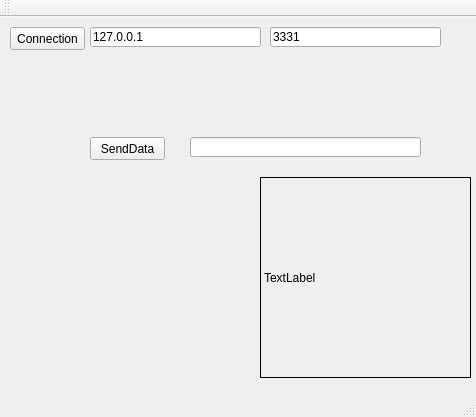
First picture: the form in DataTeamInterface/mainwindow.ui, repository Aranud/Projet_Indu3A, before the edit.
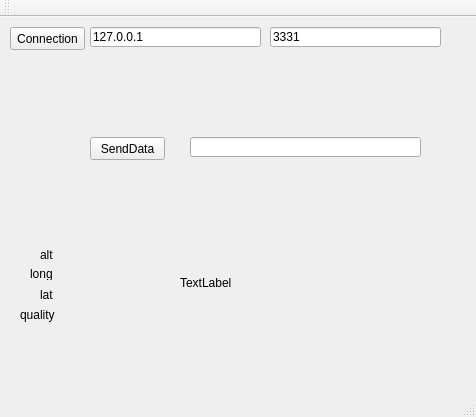
Second picture: the form after the edit.

The edit to the form file:
```diff
--- a/DataTeamInterface/mainwindow.ui
+++ b/DataTeamInterface/mainwindow.ui
@@ -40,22 +40,6 @@
      <string>3331</string>
     </property>
    </widget>
-   <widget class="QLabel" name="lbDataReceived">
-    <property name="geometry">
-     <rect>
-      <x>260</x>
-      <y>160</y>
-      <width>211</width>
-      <height>201</height>
-     </rect>
-    </property>
-    <property name="frameShape">
-     <enum>QFrame::Box</enum>
-    </property>
-    <property name="text">
-     <string>TextLabel</string>
-    </property>
-   </widget>
    <widget class="QPushButton" name="pbSendData">
     <property name="geometry">
      <rect>
@@ -92,6 +76,123 @@
      </rect>
     </property>
    </widget>
+   <widget class="QLabel" name="label">
+    <property name="geometry">
+     <rect>
+      <x>180</x>
+      <y>170</y>
+      <width>271</width>
+      <height>191</height>
+     </rect>
+    </property>
+    <property name="text">
+     <string>TextLabel</string>
+    </property>
+   </widget>
+   <widget class="QLabel" name="altitude">
+    <property name="geometry">
+     <rect>
+      <x>40</x>
+      <y>230</y>
+      <width>21</width>
+      <height>16</height>
+     </rect>
+    </property>
+    <property name="text">
+     <string>alt</string>
+    </property>
+   </widget>
+   <widget class="QLabel" name="longitude">
+    <property name="geometry">
+     <rect>
+      <x>30</x>
+      <y>250</y>
+      <width>47</width>
+      <height>13</height>
+     </rect>
+    </property>
+    <property name="text">
+     <string>long</string>
+    </property>
+   </widget>
+   <widget class="QLabel" name="latitude">
+    <property name="geometry">
+     <rect>
+      <x>40</x>
+      <y>270</y>
+      <width>31</width>
+      <height>16</height>
+     </rect>
+    </property>
+    <property name="text">
+     <string>lat</string>
+    </property>
+   </widget>
+   <widget class="QLabel" name="quality">
+    <property name="geometry">
+     <rect>
+      <x>20</x>
+      <y>290</y>
+      <width>47</width>
+      <height>16</height>
+     </rect>
+    </property>
+    <property name="text">
+     <string>quality</string>
+    </property>
+   </widget>
+   <widget class="QLabel" name="altitudeResult">
+    <property name="geometry">
+     <rect>
+      <x>80</x>
+      <y>230</y>
+      <width>47</width>
+      <height>13</height>
+     </rect>
+    </property>
+    <property name="text">
+     <string/>
+    </property>
+   </widget>
+   <widget class="QLabel" name="longitudeResult">
+    <property name="geometry">
+     <rect>
+      <x>80</x>
+      <y>250</y>
+      <width>47</width>
+      <height>13</height>
+     </rect>
+    </property>
+    <property name="text">
+     <string/>
+    </property>
+   </widget>
+   <widget class="QLabel" name="latitudeResult">
+    <property name="geometry">
+     <rect>
+      <x>80</x>
+      <y>270</y>
+      <width>47</width>
+      <height>13</height>
+     </rect>
+    </property>
+    <property name="text">
+     <string/>
+    </property>
+   </widget>
+   <widget class="QLabel" name="qualityResult">
+    <property name="geometry">
+     <rect>
+      <x>80</x>
+      <y>290</y>
+      <width>47</width>
+      <height>13</height>
+     </rect>
+    </property>
+    <property name="text">
+     <string/>
+    </property>
+   </widget>
   </widget>
   <widget class="QMenuBar" name="menuBar">
    <property name="geometry">
```
